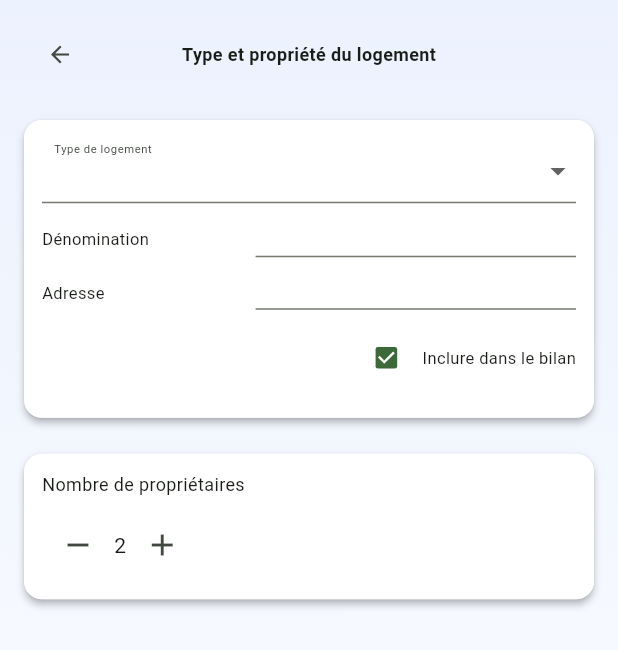
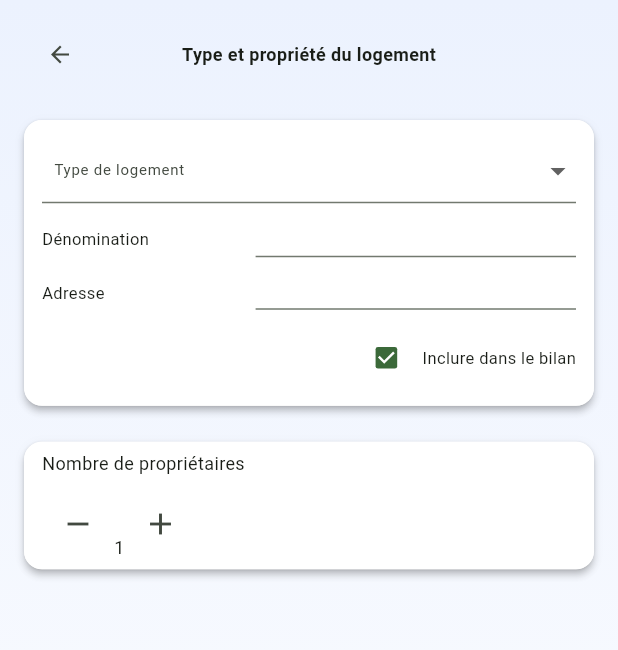
Before and after one commit to sebmenoury/biocarbon-api, a Flutter app: the BienDeclarationScreen widget shown alone on an empty page, opened directly, on a phone screen of 412 x 824 dp. Shown: the top 650 px of the screen. Run offline on Flutter 3.47's test engine with Material 3 defaults, Android fonts, the phone set to English and light mode, and no system bars; our stand-ins replace fl_chart; network calls fail.

```diff
--- a/lib/screens/declaration/bien_immobilier/bien_declaration_screen.dart
+++ b/lib/screens/declaration/bien_immobilier/bien_declaration_screen.dart
@@ -11,11 +11,11 @@ class BienDeclarationScreen extends StatefulWidget {
 }
 
 class _BienDeclarationScreenState extends State<BienDeclarationScreen> {
-  String typeBien = 'Logement principal';
+  String typeBien = '';
   String denomination = '';
   String adresse = '';
   bool inclureDansBilan = true;
-  int nbProprietaires = 2;
+  int nbProprietaires = 1;
   late BienImmobilier bien;
 
   void incrementProprietaires() {
@@ -83,11 +83,17 @@ class _BienDeclarationScreenState extends State<BienDeclarationScreen> {
                 items: const [
                   DropdownMenuItem(
                     value: 'Logement principal',
-                    child: Text('Logement principal', style: TextStyle(fontSize: 11)),
+                    child: Align(
+                      alignment: Alignment.centerRight,
+                      child: Text('Logement principal', textAlign: TextAlign.right, style: TextStyle(fontSize: 11)),
+                    ),
                   ),
                   DropdownMenuItem(
                     value: 'Logement secondaire',
-                    child: Text('Logement secondaire', style: TextStyle(fontSize: 11)),
+                    child: Align(
+                      alignment: Alignment.centerRight,
+                      child: Text('Logement secondaire', textAlign: TextAlign.right, style: TextStyle(fontSize: 11)),
+                    ),
                   ),
                 ],
                 onChanged: (val) => setState(() => typeBien = val ?? 'Logement principal'),
@@ -153,22 +159,22 @@ class _BienDeclarationScreenState extends State<BienDeclarationScreen> {
                   const Text("Inclure dans le bilan", style: TextStyle(fontSize: 11)),
                 ],
               ),
-              const SizedBox(height: 8),
             ],
           ),
         ),
         const SizedBox(height: 8),
         CustomCard(
-          padding: const EdgeInsets.all(12),
+          padding: const EdgeInsets.symmetric(vertical: 6, horizontal: 12),
           child: Column(
             crossAxisAlignment: CrossAxisAlignment.start,
             children: [
               const Text("Nombre de propriétaires", style: TextStyle(fontSize: 12)),
               const SizedBox(height: 8),
               Row(
+                crossAxisAlignment: CrossAxisAlignment.end,
                 children: [
                   IconButton(icon: const Icon(Icons.remove), onPressed: decrementProprietaires),
-                  Text("$nbProprietaires", style: const TextStyle(fontSize: 14)),
+                  Text("$nbProprietaires", style: const TextStyle(fontSize: 12)),
                   IconButton(icon: const Icon(Icons.add), onPressed: incrementProprietaires),
                 ],
               ),
```
